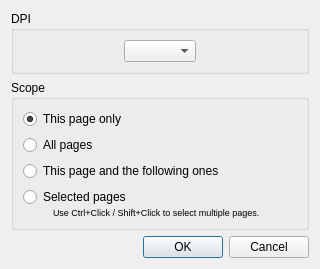
This is filters/output/ui/OutputChangeDpiDialog.ui in 4lex4/scantailor-advanced as Qt 5 draws it before an edit. The edited form follows.
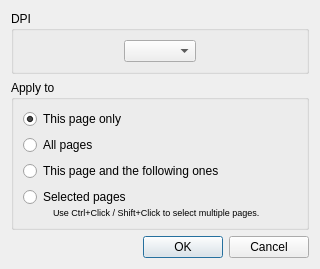
This is the edited form.

Diff of the .ui file:
```diff
--- a/filters/output/ui/OutputChangeDpiDialog.ui
+++ b/filters/output/ui/OutputChangeDpiDialog.ui
@@ -65,7 +65,7 @@
    <item>
     <widget class="QGroupBox" name="groupBox_3">
      <property name="title">
-      <string>Scope</string>
+      <string>Apply to</string>
      </property>
      <layout class="QVBoxLayout" name="verticalLayout_2">
       <item>
```
Left out of the diff: 11 changed lines with no effect on the pictures.
